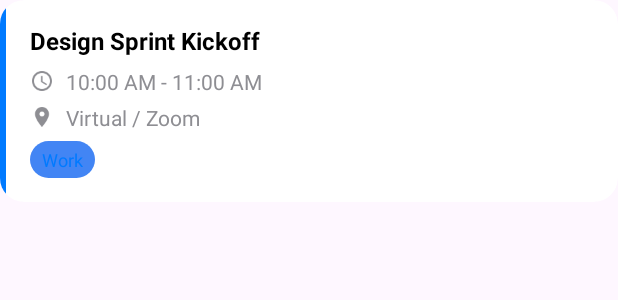
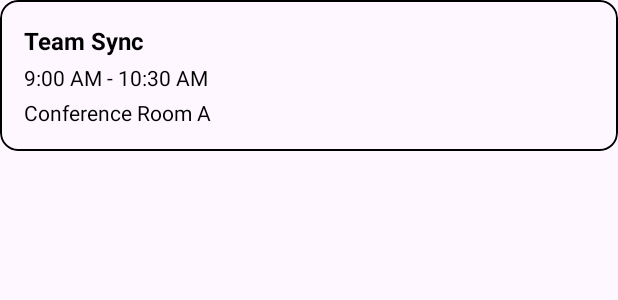
Before and after one commit to YUVARAJC14/Flow-Notify-App-Frontend, an Android app: the layout item_home_event.xml on its own in the app's theme, with its tools: preview values and no code run, on a phone screen of 412 x 824 dp. Shown: the top 300 px of the screen. Run offline under Robolectric (Android 15) with nearby library versions, the phone set to English and light mode, and no system bars; network calls fail; Roboto replaces fonts that are not available here.

Commit message:
Home page 90% done

```diff
--- a/FlowNotify3/app/src/main/java/com/saveetha/flownotify/ScheduleEventAdapter.kt
+++ b/FlowNotify3/app/src/main/java/com/saveetha/flownotify/ScheduleEventAdapter.kt
@@ -4,6 +4,7 @@ import android.view.LayoutInflater
 import android.view.View
 import android.view.ViewGroup
 import android.widget.TextView
+import androidx.cardview.widget.CardView
 import androidx.core.content.ContextCompat
 import androidx.recyclerview.widget.RecyclerView
 import com.saveetha.flownotify.network.ScheduleEvent
@@ -14,8 +15,6 @@ class ScheduleEventAdapter(private var events: List<ScheduleEvent>, private val
         val title: TextView = itemView.findViewById(R.id.event_title)
         val location: TextView = itemView.findViewById(R.id.event_location)
         val time: TextView = itemView.findViewById(R.id.event_time)
-        val categoryIndicator: View = itemView.findViewById(R.id.category_indicator)
-        val category: TextView = itemView.findViewById(R.id.event_category)
     }
 
     override fun onCreateViewHolder(parent: ViewGroup, viewType: Int): EventViewHolder {
@@ -28,16 +27,24 @@ class ScheduleEventAdapter(private var events: List<ScheduleEvent>, private val
         holder.title.text = event.title
         holder.location.text = event.location
         holder.time.text = "${event.time} - ${event.endTime}"
-        holder.category.text = event.category
 
-        val categoryColor = when (event.category.lowercase()) {
+        val context = holder.itemView.context
+        val cardView = holder.itemView as CardView
+
+        val backgroundColorRes = when (event.category.lowercase()) {
             "work" -> R.color.category_work
             "personal" -> R.color.category_personal
             "social" -> R.color.category_social
             "health" -> R.color.category_health
-            else -> R.color.light_gray_bg
+            "other" -> R.color.category_other
+            else -> R.color.white
         }
-        holder.categoryIndicator.setBackgroundColor(ContextCompat.getColor(holder.itemView.context, categoryColor))
+
+        cardView.setCardBackgroundColor(ContextCompat.getColor(context, backgroundColorRes))
+
+        holder.title.setTextColor(ContextCompat.getColor(context, R.color.black))
+        holder.time.setTextColor(ContextCompat.getColor(context, R.color.black))
+        holder.location.setTextColor(ContextCompat.getColor(context, R.color.black))
 
         holder.itemView.setOnClickListener { onEventClick(event) }
     }
--- a/FlowNotify3/app/src/main/res/layout/item_home_event.xml
+++ b/FlowNotify3/app/src/main/res/layout/item_home_event.xml
@@ -1,103 +1,48 @@
 <?xml version="1.0" encoding="utf-8"?>
-<androidx.cardview.widget.CardView xmlns:android="http://schemas.android.com/apk/res/android"
+<com.google.android.material.card.MaterialCardView xmlns:android="http://schemas.android.com/apk/res/android"
     xmlns:app="http://schemas.android.com/apk/res-auto"
     xmlns:tools="http://schemas.android.com/tools"
+    android:id="@+id/card_event_root"
     android:layout_width="match_parent"
     android:layout_height="wrap_content"
     android:layout_marginBottom="12dp"
-    app:cardBackgroundColor="@android:color/white"
-    app:cardCornerRadius="16dp"
-    app:cardElevation="0dp">
+    app:cardCornerRadius="12dp"
+    app:cardElevation="0dp"
+    app:strokeColor="@color/black"
+    app:strokeWidth="1dp">
 
-    <androidx.constraintlayout.widget.ConstraintLayout
+    <LinearLayout
         android:layout_width="match_parent"
-        android:layout_height="wrap_content">
-
-        <View
-            android:id="@+id/category_indicator"
-            android:layout_width="4dp"
-            android:layout_height="0dp"
-            app:layout_constraintTop_toTopOf="parent"
-            app:layout_constraintBottom_toBottomOf="parent"
-            app:layout_constraintStart_toStartOf="parent"
-            tools:background="@color/blue" />
+        android:layout_height="wrap_content"
+        android:orientation="vertical"
+        android:padding="16dp"
+        android:background="?attr/selectableItemBackground">
 
         <TextView
             android:id="@+id/event_title"
-            android:layout_width="0dp"
+            android:layout_width="match_parent"
             android:layout_height="wrap_content"
-            android:layout_marginTop="16dp"
-            android:layout_marginStart="16dp"
-            android:layout_marginEnd="16dp"
             android:textColor="@color/black"
             android:textSize="16sp"
             android:textStyle="bold"
-            app:layout_constraintTop_toTopOf="parent"
-            app:layout_constraintStart_toEndOf="@id/category_indicator"
-            app:layout_constraintEnd_toEndOf="parent"
-            tools:text="Design Sprint Kickoff" />
-
-        <ImageView
-            android:id="@+id/time_icon"
-            android:layout_width="16dp"
-            android:layout_height="16dp"
-            android:layout_marginTop="8dp"
-            android:src="@drawable/ic_clock"
-            app:tint="@color/gray"
-            app:layout_constraintTop_toBottomOf="@id/event_title"
-            app:layout_constraintStart_toStartOf="@id/event_title" />
+            tools:text="Team Sync" />
 
         <TextView
             android:id="@+id/event_time"
-            android:layout_width="wrap_content"
+            android:layout_width="match_parent"
             android:layout_height="wrap_content"
-            android:layout_marginStart="8dp"
-            android:textColor="@color/gray"
+            android:layout_marginTop="4dp"
+            android:textColor="@color/black"
             android:textSize="14sp"
-            app:layout_constraintTop_toTopOf="@id/time_icon"
-            app:layout_constraintBottom_toBottomOf="@id/time_icon"
-            app:layout_constraintStart_toEndOf="@id/time_icon"
-            tools:text="10:00 AM - 11:00 AM" />
-
-        <ImageView
-            android:id="@+id/location_icon"
-            android:layout_width="16dp"
-            android:layout_height="16dp"
-            android:layout_marginTop="8dp"
-            android:src="@drawable/ic_location"
-            app:tint="@color/gray"
-            app:layout_constraintTop_toBottomOf="@id/time_icon"
-            app:layout_constraintStart_toStartOf="@id/time_icon" />
+            tools:text="9:00 AM - 10:30 AM" />
 
         <TextView
             android:id="@+id/event_location"
-            android:layout_width="wrap_content"
+            android:layout_width="match_parent"
             android:layout_height="wrap_content"
-            android:layout_marginStart="8dp"
-            android:textColor="@color/gray"
+            android:layout_marginTop="4dp"
+            android:textColor="@color/black"
             android:textSize="14sp"
-            app:layout_constraintTop_toTopOf="@id/location_icon"
-            app:layout_constraintBottom_toBottomOf="@id/location_icon"
-            app:layout_constraintStart_toEndOf="@id/location_icon"
-            tools:text="Virtual / Zoom" />
-
-        <TextView
-            android:id="@+id/event_category"
-            android:layout_width="wrap_content"
-            android:layout_height="wrap_content"
-            android:layout_marginTop="8dp"
-            android:layout_marginBottom="16dp"
-            android:paddingStart="8dp"
-            android:paddingEnd="8dp"
-            android:paddingTop="4dp"
-            android:paddingBottom="4dp"
-            android:textSize="12sp"
-            android:textColor="@color/blue"
-            android:background="@drawable/bg_category_work"
-            app:layout_constraintTop_toBottomOf="@id/location_icon"
-            app:layout_constraintStart_toStartOf="@id/location_icon"
-            app:layout_constraintBottom_toBottomOf="parent"
-            tools:text="Work" />
-
-    </androidx.constraintlayout.widget.ConstraintLayout>
-</androidx.cardview.widget.CardView>
+            tools:text="Conference Room A" />
+    </LinearLayout>
+</com.google.android.material.card.MaterialCardView>
```
